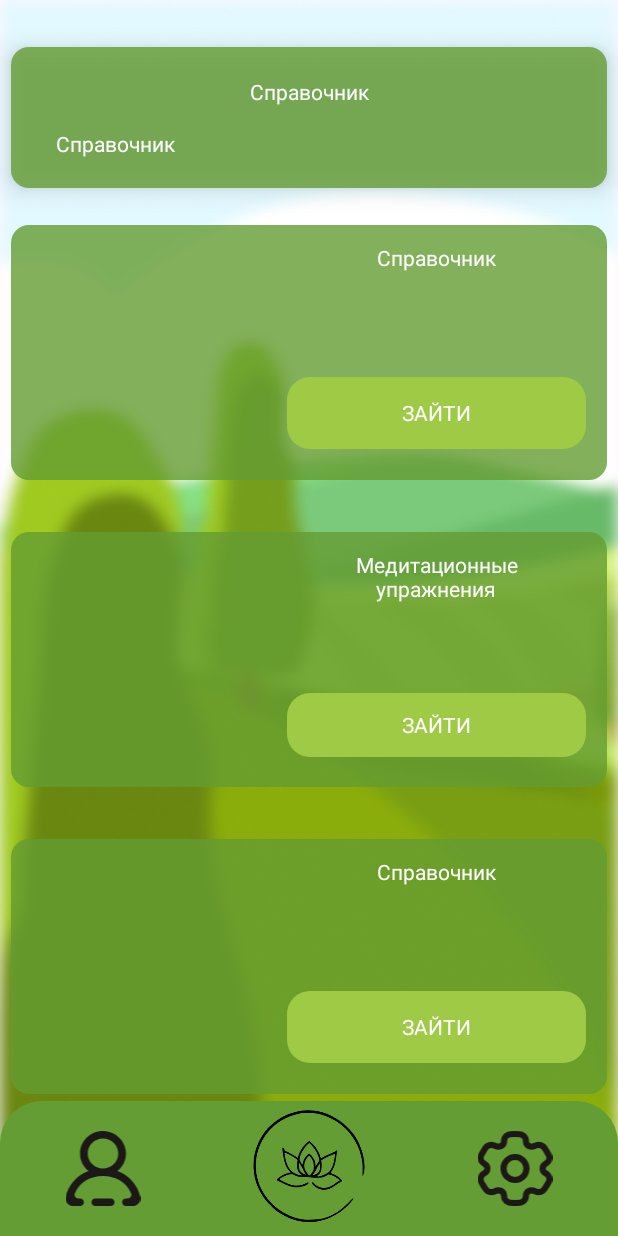
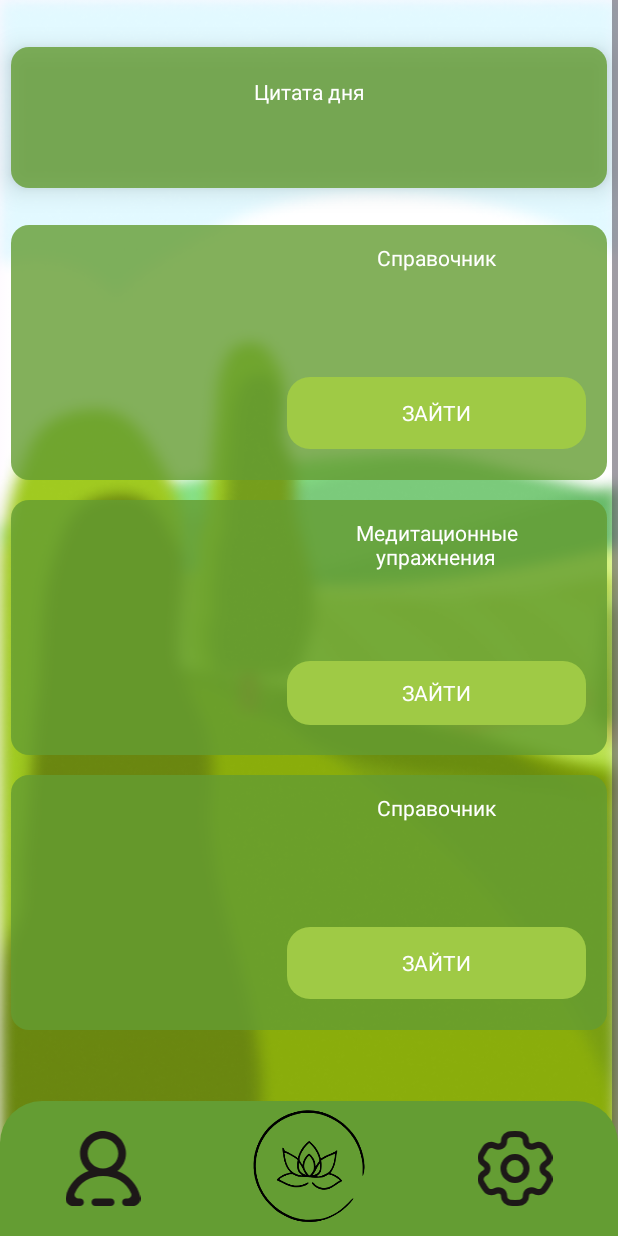
Before and after one commit to KraftHammer/MobileApp, an Android app: the main_menu screen opened directly, with no data from a screen before it, on a phone screen of 412 x 824 dp. Run offline under Robolectric (Android 15) with nearby library versions, the phone set to English and light mode, and no system bars; Roboto replaces fonts that are not available here.

Commit message:
menu 90%

```diff
--- a/app/src/main/res/layout/activity_main_menu.xml
+++ b/app/src/main/res/layout/activity_main_menu.xml
@@ -9,13 +9,13 @@
     android:background="@drawable/bgimage_blur">
     <ScrollView
         android:layout_width="match_parent"
-        android:layout_height="match_parent">
+        android:layout_height="match_parent"
+        tools:ignore="MissingConstraints">
 
         <LinearLayout
             android:layout_width="match_parent"
             android:layout_height="match_parent"
-            android:orientation="vertical"
-            tools:ignore="MissingConstraints">
+            android:orientation="vertical">
 
             <LinearLayout
                 android:layout_width="match_parent"
@@ -42,7 +42,7 @@
                         android:layout_marginTop="20dp"
                         android:layout_marginBottom="15dp"
                         android:gravity="center"
-                        android:text="Справочник"
+                        android:text="Цитата дня"
                         android:textColor="@color/White" />
 
                     <TextView
@@ -53,7 +53,7 @@
                         android:gravity="left"
                         android:paddingStart="30dp"
                         android:paddingEnd="30dp"
-                        android:text="Справочник"
+                        android:text=""
                         android:textColor="@color/White" />
 
                 </LinearLayout>
@@ -116,7 +116,6 @@
                 android:layout_width="match_parent"
                 android:layout_height="match_parent"
                 android:layout_marginLeft="7dp"
-                android:layout_marginTop="21dp"
                 android:layout_marginRight="7dp"
                 android:layout_marginBottom="13dp"
                 android:layout_weight="1"
@@ -171,10 +170,9 @@
                 android:layout_width="match_parent"
                 android:layout_height="wrap_content"
                 android:layout_weight="1"
-                android:layout_marginTop="21dp"
                 android:layout_marginLeft="7dp"
                 android:layout_marginRight="7dp"
-                android:layout_marginBottom="13dp"
+                android:layout_marginBottom="150dp"
                 android:background="@drawable/blocks_main_menu"
                 tools:ignore="ExtraText">
 
```
